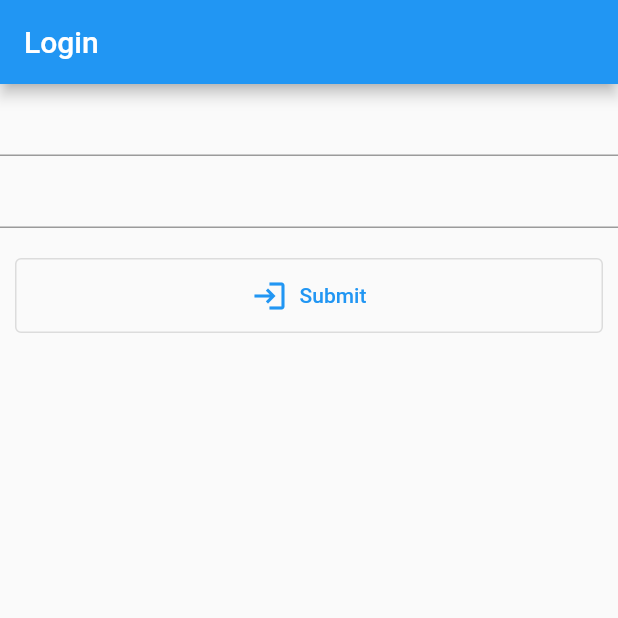
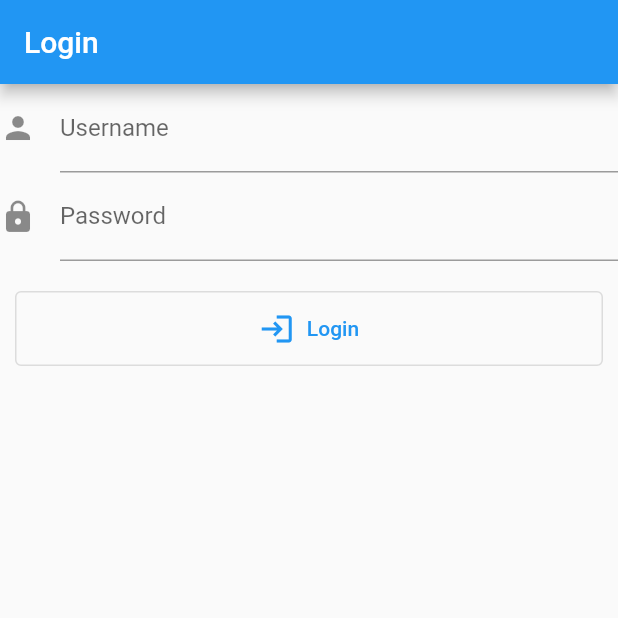
Before and after one commit to mshevaatallah/first-fetch-flutter, a Flutter app: the screen it shows after launch, on a phone screen of 412 x 824 dp, the top half of it. Run offline on Flutter 3.47's test engine with Material 2 defaults, Android fonts, the phone set to English and light mode, and no system bars; our stand-ins replace shared_preferences.

Commit message:
add form style

```diff
--- a/lib/pages/login_form.dart
+++ b/lib/pages/login_form.dart
@@ -84,6 +84,11 @@ class MyCustomFormState extends State<MyCustomForm> {
         crossAxisAlignment: CrossAxisAlignment.start,
         children: [
           TextFormField(
+            decoration: const InputDecoration(
+              icon: Icon(Icons.person),
+              hintText: 'Masukan Username',
+              labelText: 'Username',
+            ),
             controller: _username,
             // The validator receives the text that the user has entered.
             validator: (value) {
@@ -95,6 +100,11 @@ class MyCustomFormState extends State<MyCustomForm> {
           ),
           TextFormField(
             controller: _password,
+            decoration: const InputDecoration(
+              icon: Icon(Icons.lock),
+              hintText: 'Masukan Password',
+              labelText: 'Password',
+            ),
             obscureText: true,
             // The validator receives the text that the user has entered.
             validator: (value) {
@@ -122,7 +132,7 @@ class MyCustomFormState extends State<MyCustomForm> {
                   );
                 }
               },
-              label: const Text('Submit'),
+              label: const Text('Login'),
             ),
           ),
         ],
```
